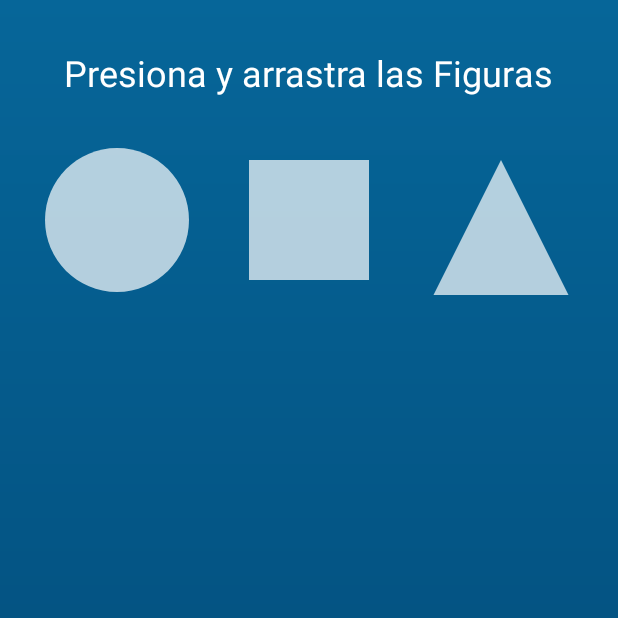
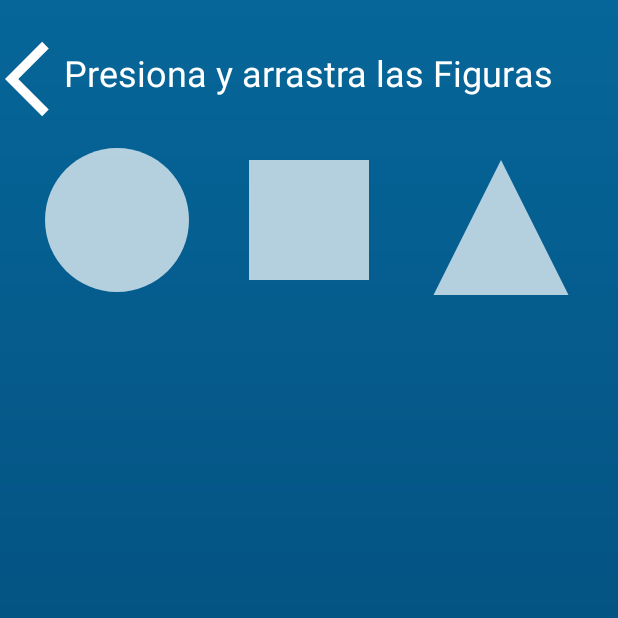
Before and after one commit to VictorHCH/AutiTec, an Android app: the Formas screen opened directly, with no data from a screen before it, on a phone screen of 412 x 824 dp, the top half of it. Run offline under Robolectric (Android 15) with nearby library versions, the light colour scheme and no system bars.

Commit message:
Version 3.3.6
Back de navegacion y back de formas

```diff
--- a/Carrusel/app/src/main/java/com/example/carrusel/Animales.kt
+++ b/Carrusel/app/src/main/java/com/example/carrusel/Animales.kt
@@ -146,4 +146,9 @@
 
         }
     }
+    override fun onBackPressed() {
+        super.onBackPressed()
+        startActivity(Intent(this,MainActivity::class.java))
+
+    }
 }
--- a/Carrusel/app/src/main/java/com/example/carrusel/Formas.kt
+++ b/Carrusel/app/src/main/java/com/example/carrusel/Formas.kt
@@ -1,6 +1,7 @@
 package com.example.carrusel
 import android.content.ClipData
 import android.content.ClipDescription
+import android.content.Intent
 import android.graphics.Canvas
 import android.graphics.Color
 import android.graphics.Point
@@ -10,13 +11,18 @@
 import android.view.DragEvent
 import android.view.View
 import android.widget.ImageView
+import kotlinx.android.synthetic.main.animales.*
 import kotlinx.android.synthetic.main.formas.*
 
 class Formas : AppCompatActivity() {
     override fun onCreate(savedInstanceState: Bundle?) {
         super.onCreate(savedInstanceState)
         setContentView(R.layout.formas)
+        backfor.setOnClickListener(){
 
+            val intent= Intent(this,MainActivity::class.java)
+            startActivity(intent)
+        }
         drag1ImageView.setOnLongClickListener(longClickListener)
         drag2ImageView.setOnLongClickListener(longClickListener)
         drag3ImageView.setOnLongClickListener(longClickListener)
@@ -25,7 +31,11 @@
         target2ImageView.setOnDragListener(dragListener)
         target3ImageView.setOnDragListener(dragListener)
     }
+    override fun onBackPressed() {
+        super.onBackPressed()
+        startActivity(Intent(this,MainActivity::class.java))
 
+    }
     private class MyDragShadowBuilder(val v: View) : View.DragShadowBuilder(v) {
 
         override fun onProvideShadowMetrics(size: Point, touch: Point) {
--- a/Carrusel/app/src/main/java/com/example/carrusel/Num1.kt
+++ b/Carrusel/app/src/main/java/com/example/carrusel/Num1.kt
@@ -45,6 +45,11 @@
 
     }
 
+    override fun onBackPressed() {
+        super.onBackPressed()
+            startActivity(Intent(this,MenuNumros::class.java))
+
+    }
 
     private fun likeAnimation(imageView: LottieAnimationView,
                               animation: Int,
--- a/Carrusel/app/src/main/java/com/example/carrusel/Num2.kt
+++ b/Carrusel/app/src/main/java/com/example/carrusel/Num2.kt
@@ -65,7 +65,11 @@
 
     }
 
+    override fun onBackPressed() {
+        super.onBackPressed()
+        startActivity(Intent(this,MenuNumros::class.java))
 
+    }
     private fun likeAnimation(imageView: LottieAnimationView,
                               animation: Int,
                               like: Boolean) : Boolean {
--- a/Carrusel/app/src/main/java/com/example/carrusel/Num3.kt
+++ b/Carrusel/app/src/main/java/com/example/carrusel/Num3.kt
@@ -73,7 +73,11 @@
 
 
     }
+    override fun onBackPressed() {
+        super.onBackPressed()
+        startActivity(Intent(this,MenuNumros::class.java))
 
+    }
 
     private fun likeAnimation(imageView: LottieAnimationView,
                               animation: Int,
--- a/Carrusel/app/src/main/java/com/example/carrusel/Num4.kt
+++ b/Carrusel/app/src/main/java/com/example/carrusel/Num4.kt
@@ -90,7 +90,11 @@
 
     }
 
+    override fun onBackPressed() {
+        super.onBackPressed()
+        startActivity(Intent(this,MenuNumros::class.java))
 
+    }
     private fun likeAnimation(imageView: LottieAnimationView,
                               animation: Int,
                               like: Boolean) : Boolean {
--- a/Carrusel/app/src/main/java/com/example/carrusel/Num5.kt
+++ b/Carrusel/app/src/main/java/com/example/carrusel/Num5.kt
@@ -106,7 +106,11 @@
 
     }
 
+    override fun onBackPressed() {
+        super.onBackPressed()
+        startActivity(Intent(this,MenuNumros::class.java))
 
+    }
     private fun likeAnimation(imageView: LottieAnimationView,
                               animation: Int,
                               like: Boolean) : Boolean {
--- a/Carrusel/app/src/main/java/com/example/carrusel/Num6.kt
+++ b/Carrusel/app/src/main/java/com/example/carrusel/Num6.kt
@@ -120,7 +120,11 @@
 
     }
 
+    override fun onBackPressed() {
+        super.onBackPressed()
+        startActivity(Intent(this,MenuNumros::class.java))
 
+    }
     private fun likeAnimation(imageView: LottieAnimationView,
                               animation: Int,
                               like: Boolean) : Boolean {
--- a/Carrusel/app/src/main/java/com/example/carrusel/Num7.kt
+++ b/Carrusel/app/src/main/java/com/example/carrusel/Num7.kt
@@ -130,7 +130,11 @@
 
 
     }
+    override fun onBackPressed() {
+        super.onBackPressed()
+        startActivity(Intent(this,MenuNumros::class.java))
 
+    }
 
     private fun likeAnimation(imageView: LottieAnimationView,
                               animation: Int,
--- a/Carrusel/app/src/main/java/com/example/carrusel/Num8.kt
+++ b/Carrusel/app/src/main/java/com/example/carrusel/Num8.kt
@@ -146,7 +146,11 @@
 
     }
 
+    override fun onBackPressed() {
+        super.onBackPressed()
+        startActivity(Intent(this,MenuNumros::class.java))
 
+    }
     private fun likeAnimation(imageView: LottieAnimationView,
                               animation: Int,
                               like: Boolean) : Boolean {
--- a/Carrusel/app/src/main/java/com/example/carrusel/Num9.kt
+++ b/Carrusel/app/src/main/java/com/example/carrusel/Num9.kt
@@ -159,7 +159,11 @@
 
     }
 
+    override fun onBackPressed() {
+        super.onBackPressed()
+        startActivity(Intent(this,MenuNumros::class.java))
 
+    }
     private fun likeAnimation(imageView: LottieAnimationView,
                               animation: Int,
                               like: Boolean) : Boolean {
--- a/Carrusel/app/src/main/java/com/example/carrusel/Vocales.kt
+++ b/Carrusel/app/src/main/java/com/example/carrusel/Vocales.kt
@@ -103,4 +103,9 @@
 
 
     }
+    override fun onBackPressed() {
+        super.onBackPressed()
+        startActivity(Intent(this,MainActivity::class.java))
+
+    }
 }
--- a/Carrusel/app/src/main/java/com/example/carrusel/letras.kt
+++ b/Carrusel/app/src/main/java/com/example/carrusel/letras.kt
@@ -22,6 +22,7 @@
             val intent= Intent(this,abecedario::class.java)
             startActivity(intent)
         }
+
         //PONER FULL LA PANTALLA
         supportActionBar?.hide()
         this.window.setFlags(WindowManager.LayoutParams.FLAG_FULLSCREEN, WindowManager.LayoutParams.FLAG_FULLSCREEN)
@@ -62,4 +63,9 @@
             }
         }
     }
+    override fun onBackPressed() {
+        super.onBackPressed()
+        startActivity(Intent(this,abecedario::class.java))
+
+    }
 }
--- a/Carrusel/app/src/main/res/layout/formas.xml
+++ b/Carrusel/app/src/main/res/layout/formas.xml
@@ -6,7 +6,19 @@
     android:layout_height="match_parent"
     tools:context=".Formas"
     android:background="@drawable/_bg__inicio_ek2_shape">
+    <ImageView
+        android:id="@+id/backfor"
+        android:layout_width="60dp"
+        android:layout_height="60dp"
 
+        app:layout_constraintBottom_toBottomOf="parent"
+        app:layout_constraintHorizontal_bias="0.010"
+        app:layout_constraintLeft_toLeftOf="parent"
+        app:layout_constraintRight_toRightOf="parent"
+        app:layout_constraintTop_toTopOf="parent"
+        app:layout_constraintVertical_bias="0.030"
+        android:src="@drawable/flecha_back"
+        tools:ignore="MissingConstraints"/>
     <ImageView
         android:id="@+id/target1ImageView"
         android:layout_width="100dp"
```
Also changed, not shown: Carrusel/app/src/main/java/com/example/carrusel/MenuNumros.kt (+16 -0 lines), Carrusel/app/src/main/java/com/example/carrusel/abecedario.kt (+33 -0 lines).
